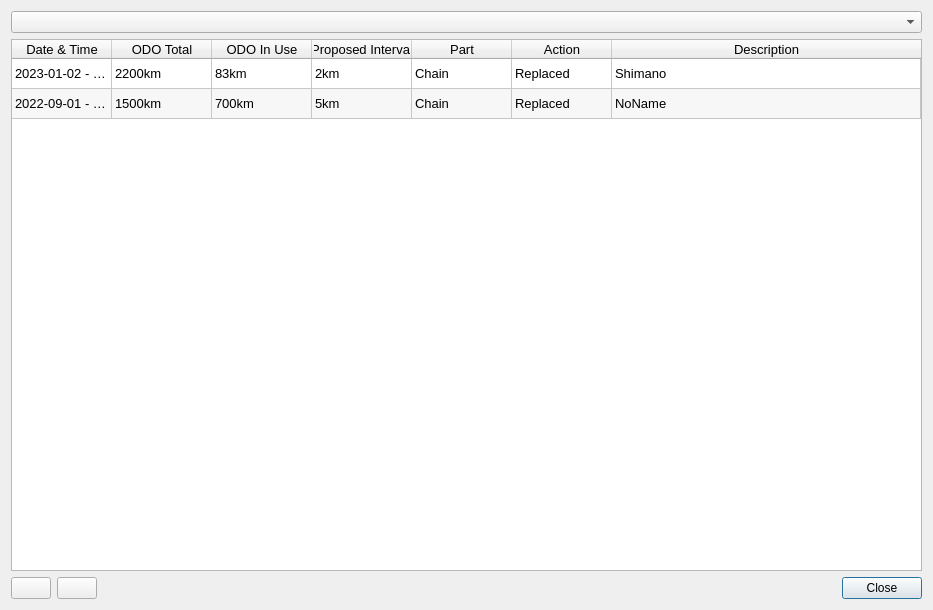
Before: the Qt Designer form ServiceDialog.ui in masc4ii/WaoStats, drawn with Qt 5.
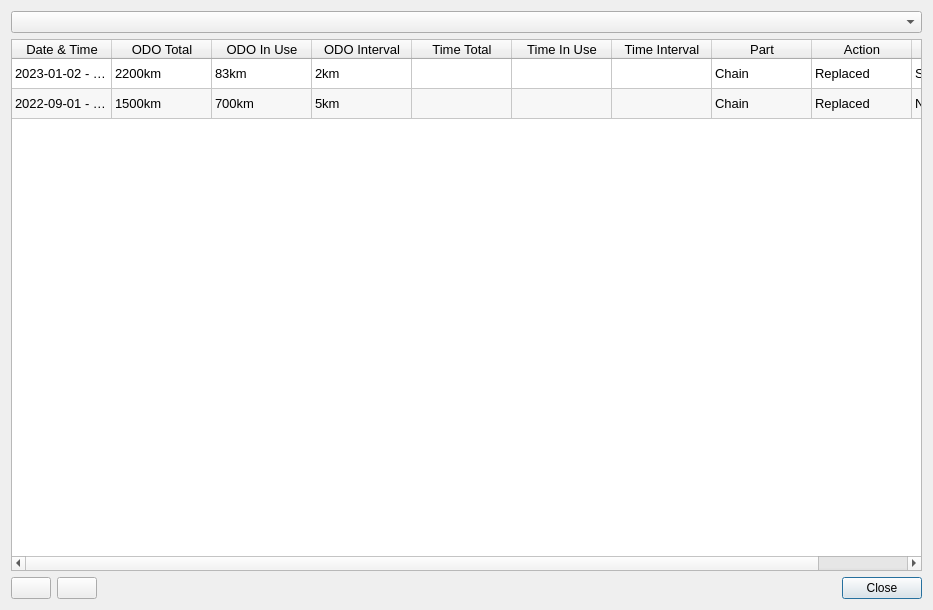
After: the same form once the commit is applied. Icons and pictures are not drawn.

Commit message: Service dialog: fixes + proposed time check

Patch:
```diff
--- a/ServiceDialog.ui
+++ b/ServiceDialog.ui
@@ -66,7 +66,22 @@
      </column>
      <column>
       <property name="text">
-       <string>Proposed Interval</string>
+       <string>ODO Interval</string>
+      </property>
+     </column>
+     <column>
+      <property name="text">
+       <string>Time Total</string>
+      </property>
+     </column>
+     <column>
+      <property name="text">
+       <string>Time In Use</string>
+      </property>
+     </column>
+     <column>
+      <property name="text">
+       <string>Time Interval</string>
       </property>
      </column>
      <column>
@@ -104,17 +119,22 @@
        <string>2km</string>
       </property>
      </item>
-     <item row="0" column="4">
-      <property name="text">
-       <string>Chain</string>
-      </property>
-     </item>
      <item row="0" column="5">
       <property name="text">
+       <string/>
+      </property>
+     </item>
+     <item row="0" column="7">
+      <property name="text">
+       <string>Chain</string>
+      </property>
+     </item>
+     <item row="0" column="8">
+      <property name="text">
        <string>Replaced</string>
       </property>
      </item>
-     <item row="0" column="6">
+     <item row="0" column="9">
       <property name="text">
        <string>Shimano</string>
       </property>
@@ -139,17 +159,22 @@
        <string>5km</string>
       </property>
      </item>
-     <item row="1" column="4">
-      <property name="text">
-       <string>Chain</string>
-      </property>
-     </item>
      <item row="1" column="5">
       <property name="text">
+       <string/>
+      </property>
+     </item>
+     <item row="1" column="7">
+      <property name="text">
+       <string>Chain</string>
+      </property>
+     </item>
+     <item row="1" column="8">
+      <property name="text">
        <string>Replaced</string>
       </property>
      </item>
-     <item row="1" column="6">
+     <item row="1" column="9">
       <property name="text">
        <string>NoName</string>
       </property>
```
The commit also changes 5 other files.
